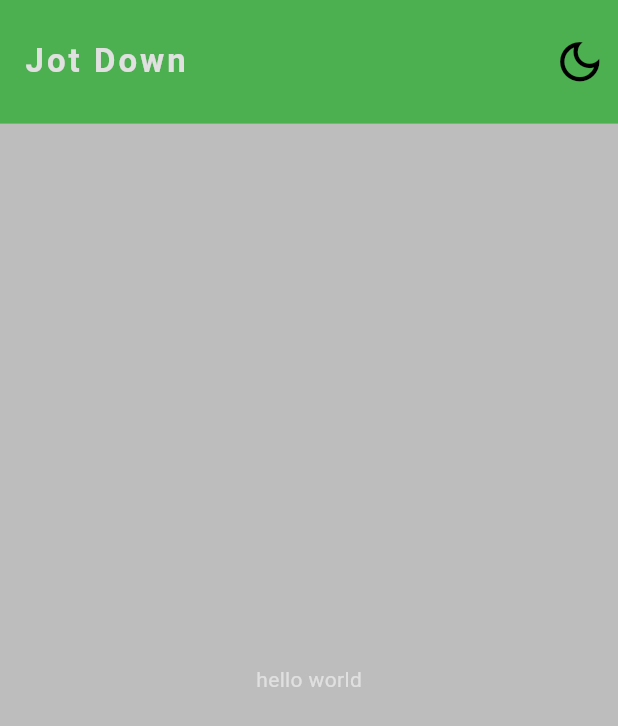
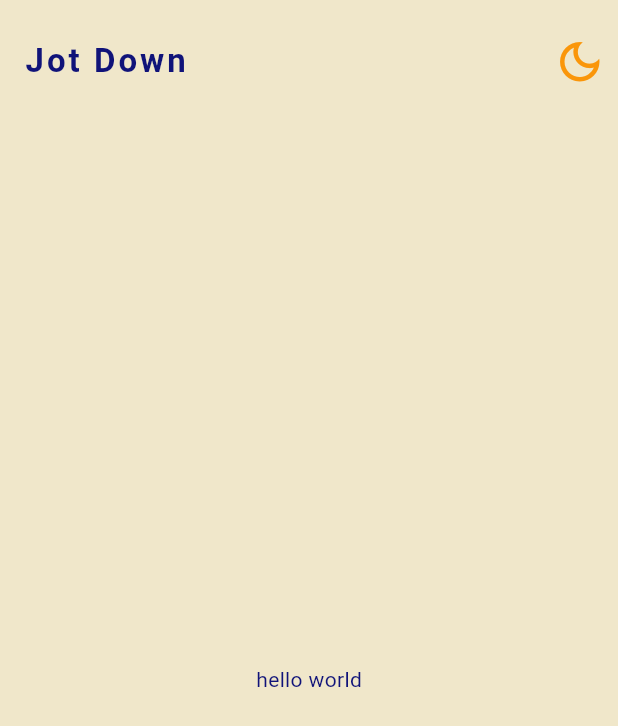
Before and after one commit to kaleabSolomon/jotdown, a Flutter app: the screen it shows after launch, on a phone screen of 412 x 824 dp. Shown: the top 726 px of the screen. Run offline on Flutter 3.47's test engine with Material 3 defaults, Android fonts, the phone set to English and light mode, and no system bars.

Commit message:
edit color scheme

```diff
--- a/lib/theme/theme.dart
+++ b/lib/theme/theme.dart
@@ -2,16 +2,16 @@ import 'package:flutter/material.dart';
 
 ThemeData lightMode = ThemeData(
   brightness: Brightness.light,
-  colorScheme: ColorScheme.light(
-      background: Colors.grey.shade400,
-      primary: Colors.grey.shade300,
-      secondary: Colors.grey.shade200),
+  colorScheme: const ColorScheme.light(
+      background: Color.fromARGB(255, 240, 231, 202),
+      primary: Color.fromARGB(255, 16, 19, 121),
+      secondary: Color.fromARGB(255, 250, 150, 10)),
 );
 
 ThemeData darkMode = ThemeData(
   brightness: Brightness.dark,
   colorScheme: ColorScheme.dark(
       background: Colors.grey.shade900,
-      primary: Colors.grey.shade800,
+      primary: Color.fromARGB(255, 203, 157, 91),
       secondary: Colors.grey.shade700),
 );
--- a/lib/widgets/appbar.dart
+++ b/lib/widgets/appbar.dart
@@ -22,7 +22,7 @@ class _MyAppBarState extends State<MyAppBar> {
   Widget build(BuildContext context) {
     return AppBar(
       toolbarHeight: widget.height,
-      backgroundColor: Colors.green,
+      backgroundColor: Theme.of(context).colorScheme.background,
       title: Text(
         "Jot Down",
         style: TextStyle(
@@ -34,6 +34,7 @@ class _MyAppBarState extends State<MyAppBar> {
         IconButton(
           onPressed: widget.toggleDarkMode,
           icon: Icon(
+              color: Theme.of(context).colorScheme.secondary,
               size: 35,
               widget.isDarkMode
                   ? Icons.wb_sunny_outlined
```
